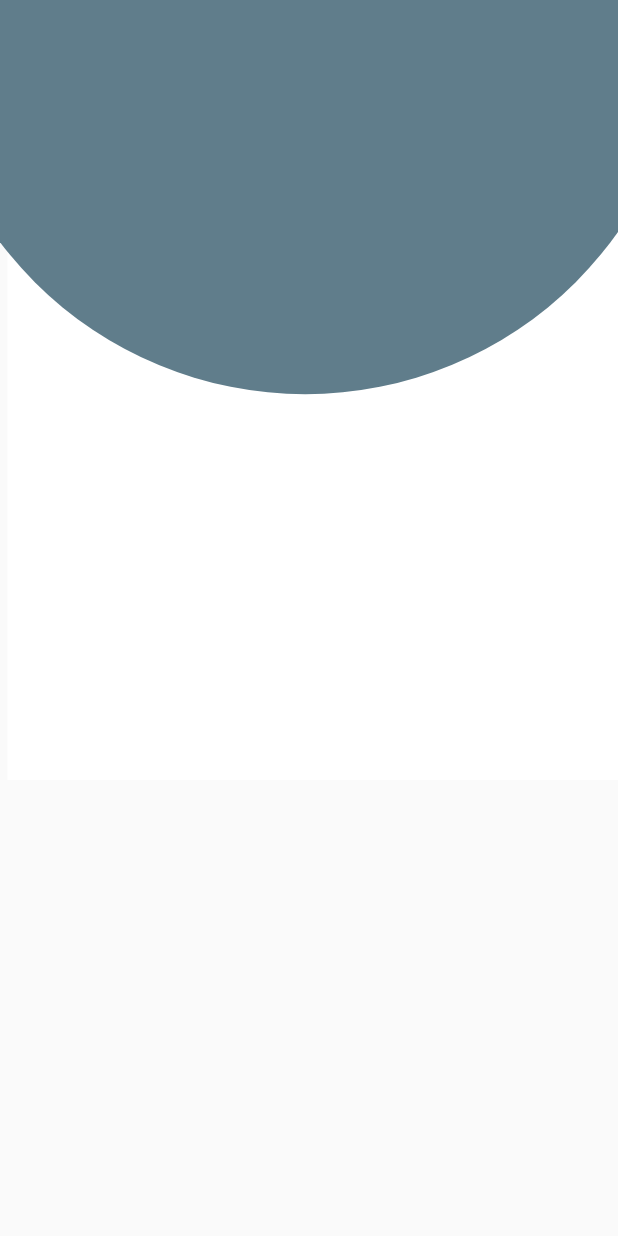
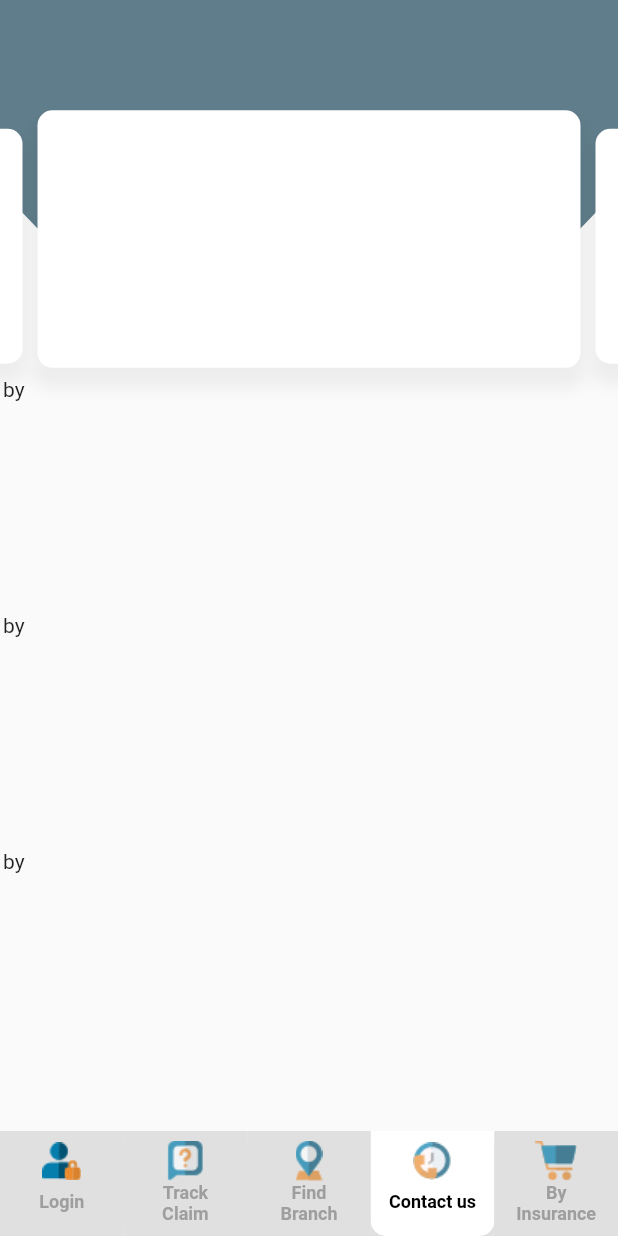
Before and after one commit to mfodat/flutter_app, a Flutter app: the screen it shows after launch, on a phone screen of 412 x 824 dp. Run offline on Flutter 3.47's test engine with Material 2 defaults, Android fonts, the light colour scheme and no system bars; our stand-ins replace dio, local_auth, shared_preferences, sqflite; accounts and stored records are empty.

Commit message:
home page part 2

```diff
--- a/lib/main.dart
+++ b/lib/main.dart
@@ -29,55 +29,156 @@ class MyHomePage extends StatefulWidget {
 class _MyHomePageState extends State<MyHomePage> {
   @override
   Widget build(BuildContext context) {
+    SystemChrome.setPreferredOrientations([
+      DeviceOrientation.portraitUp,
+      DeviceOrientation.portraitDown,
+    ]);
     double screenWidth = MediaQuery.of(context).size.width;
     double screenHight = MediaQuery.of(context).size.height;
-    double radius = screenWidth *5/4;
+    final backgroundColor = Colors.red;
+    double radius = screenWidth * 5 / 4;
+    // double radius = 1000 * screenWidth /screenHight;
+    print('screenWidth $screenWidth');
+    print('screenHight $screenHight');
+    print('radius $radius');
+    final top = (screenWidth * -0.7);
+    print('top $top');
     return SafeArea(
       child: Scaffold(
+        bottomNavigationBar: MedicalPolicesBottomNavigationBar(),
+        // backgroundColor: backgroundColor,
         body: Stack(
           children: [
+
             Positioned(
-
-              top: 5.0 ,
+              top:radius+top+25,
               //height: 200.0,
-              left: 5.0,
-              child: Container(
-                color: Colors.white,
-                width: radius,
-                height: radius,
-                child: Text('by'),
-               /* decoration: BoxDecoration(
-                  color: Colors.lightBlue,
-                  borderRadius: BorderRadius.only(
-                    bottomRight: Radius.circular(radius),
-                    bottomLeft: Radius.circular(radius),
-                    topRight:  Radius.circular(radius),
-                    topLeft:  Radius.circular(radius),
-
+              left: 2,
+              child: Column(
+                children: [
+                  Container(
+                 //   color: Colors.red,
+                    width: screenWidth-4,
+                    height: (screenHight-125-radius-top)/3,
+                    child: Text('by'),
                   ),
-                ),*/
+                  Container(
+                  //  color: Colors.yellow,
+                    width: screenWidth-4,
+                    height: (screenHight-125-radius-top)/3,
+                    child: Text('by'),
+                  ), Container(
+                   // color: Colors.blue,
+                    width: screenWidth-4,
+                    height: (screenHight-125-radius-top)/3,
+                    child: Text('by'),
+                  ),
+                ],
               ),
             ),
             Positioned(
-
-              top: screenWidth *-0.6,
+              top: screenWidth * -0.7,
               //height: 200.0,
-              left: screenWidth *-1/8,
+              left: screenWidth * -1 / 8,
               child: Container(
-              //  color: Colors.yellow,
-                width: radius-5,
-                height: radius-5,
+                //  color: Colors.yellow,
+                width: radius,
+                height: radius,
                 child: Text('by'),
                 decoration: BoxDecoration(
                   color: Colors.blueGrey,
                   borderRadius: BorderRadius.only(
                     bottomRight: Radius.circular(radius),
                     bottomLeft: Radius.circular(radius),
-                    topRight:  Radius.circular(radius),
-                    topLeft:  Radius.circular(radius),
-
+                    topRight: Radius.circular(radius),
+                    topLeft: Radius.circular(radius),
                   ),
                 ),
+              ),
+            ),
+            Positioned(
+              top: radius/7,
+              //height: 200.0,
+              left: 25,
+              right: 25,
+              child: Column(
+                children: [
+                  Container(
+                  //  color: Colors.black,
+                    width: radius-10,
+                    height: radius/3,
+                    child: Text(' '),
+                    decoration: BoxDecoration(
+                      boxShadow: [BoxShadow(color: Colors.black.withOpacity(0.05),
+                      blurRadius: 8.0,spreadRadius: 3,offset: Offset(0,10),),],
+                      color: Colors.white,
+                      borderRadius: BorderRadius.only(
+                        bottomRight: Radius.circular(10),
+                        bottomLeft: Radius.circular(10),
+                        topRight: Radius.circular(10),
+                        topLeft: Radius.circular(10),
+                      ),
+                    ),
+                  ),
+
+                ],
+              ),
+            ),
+
+            Positioned(
+              top: radius/6,
+              //height: 200.0,
+              left: screenWidth-15,
+             // right: -screenWidth,
+              child: Column(
+                children: [
+                  Container(
+                    //  color: Colors.black,
+                    width: radius ,
+                    height: radius/3-15,
+                    child: Text(' '),
+                    decoration: BoxDecoration(
+                      boxShadow: [BoxShadow(color: Colors.black.withOpacity(0.05),
+                        blurRadius: 8.0,spreadRadius: 3,offset: Offset(0,10),),],
+                      color: Colors.white,
+                      borderRadius: BorderRadius.only(
+                       //bottomRight: Radius.circular(10),
+                        bottomLeft: Radius.circular(10),
+                      //  topRight: Radius.circular(10),
+                        topLeft: Radius.circular(10),
+                      ),
+                    ),
+                  ),
+
+                ],
+              ),
+            ),
+            Positioned(
+              top: radius/6,
+              //height: 200.0,
+              left: -15,
+              right: screenWidth-15,
+              child: Column(
+                children: [
+                  Container(
+                    //  color: Colors.black,
+                    width: radius ,
+                    height: radius/3-15,
+                    child: Text(' '),
+                    decoration: BoxDecoration(
+                      boxShadow: [BoxShadow(color: Colors.black.withOpacity(0.05),
+                        blurRadius: 8.0,spreadRadius: 3,offset: Offset(0,10),),],
+                      color: Colors.white,
+                      borderRadius: BorderRadius.only(
+                        bottomRight: Radius.circular(10),
+                       // bottomLeft: Radius.circular(10),
+                        topRight: Radius.circular(10),
+                      //  topLeft: Radius.circular(10),
+                      ),
+                    ),
+                  ),
+
+                ],
               ),
             ),
           ],
--- a/lib/widgets/bottom_navigation_bar.dart
+++ b/lib/widgets/bottom_navigation_bar.dart
@@ -18,7 +18,7 @@ class _MedicalPolicesBottomNavigationBarState
   final notSelectedColor = Colors.grey[300];
   final selectedColor = Colors.white;
   final numberOfIcon = 5;
-  final height = 120.0;
+  final height = 70.0;
   var screenSize;
   int _selectedIndex = 3;
   @override
```
